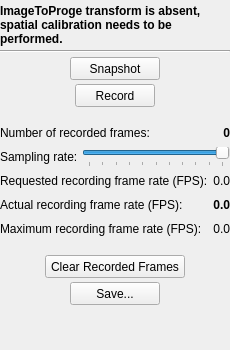
Qt form PlusApp/fCal/Toolboxes/CapturingToolbox.ui (PlusToolkit/PlusApp) before a commit.
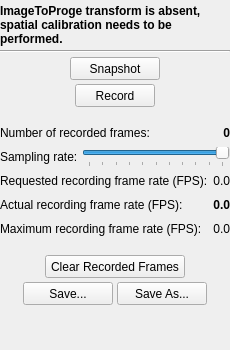
The same form after that commit. Icons and pictures are not drawn.

Commit message:
Re #613 Save button added, old Save button renamed to SaveAs
Cleaned up line endings

Diff of the .ui file:
```diff
--- a/PlusApp/fCal/Toolboxes/CapturingToolbox.ui
+++ b/PlusApp/fCal/Toolboxes/CapturingToolbox.ui
@@ -370,8 +370,44 @@
    </item>
    <item>
     <layout class="QHBoxLayout" name="horizontalLayout_6">
+     <item>
+      <spacer name="horizontalSpacer">
+       <property name="orientation">
+        <enum>Qt::Horizontal</enum>
+       </property>
+       <property name="sizeHint" stdset="0">
+        <size>
+         <width>40</width>
+         <height>20</height>
+        </size>
+       </property>
+      </spacer>
+     </item>
      <item>
       <widget class="QPushButton" name="pushButton_Save">
+       <property name="minimumSize">
+        <size>
+         <width>90</width>
+         <height>23</height>
+        </size>
+       </property>
+       <property name="maximumSize">
+        <size>
+         <width>90</width>
+         <height>23</height>
+        </size>
+       </property>
+       <property name="text">
+        <string>Save...</string>
+       </property>
+       <property name="icon">
+        <iconset resource="../fCal.qrc">
+         <normaloff>:/icons/Resources/icon_Save.png</normaloff>:/icons/Resources/icon_Save.png</iconset>
+       </property>
+      </widget>
+     </item>
+     <item>
+      <widget class="QPushButton" name="pushButton_SaveAs">
        <property name="sizePolicy">
         <sizepolicy hsizetype="Minimum" vsizetype="Fixed">
          <horstretch>0</horstretch>
@@ -391,7 +427,7 @@
         </size>
        </property>
        <property name="text">
-        <string>Save...</string>
+        <string>Save As...</string>
        </property>
        <property name="icon">
         <iconset resource="../fCal.qrc">
@@ -399,6 +435,19 @@
        </property>
       </widget>
      </item>
+     <item>
+      <spacer name="horizontalSpacer_2">
+       <property name="orientation">
+        <enum>Qt::Horizontal</enum>
+       </property>
+       <property name="sizeHint" stdset="0">
+        <size>
+         <width>40</width>
+         <height>20</height>
+        </size>
+       </property>
+      </spacer>
+     </item>
     </layout>
    </item>
    <item>
```
The commit also changes 2 other files.
